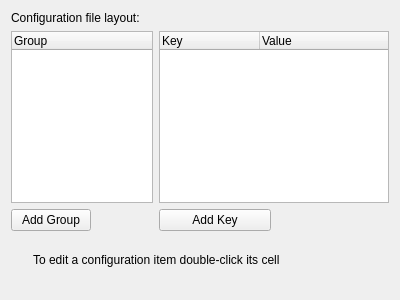
Old version of the form editors/kconfigxt/kconfigxteditor.ui in the repository KDE/plasma-sdk.
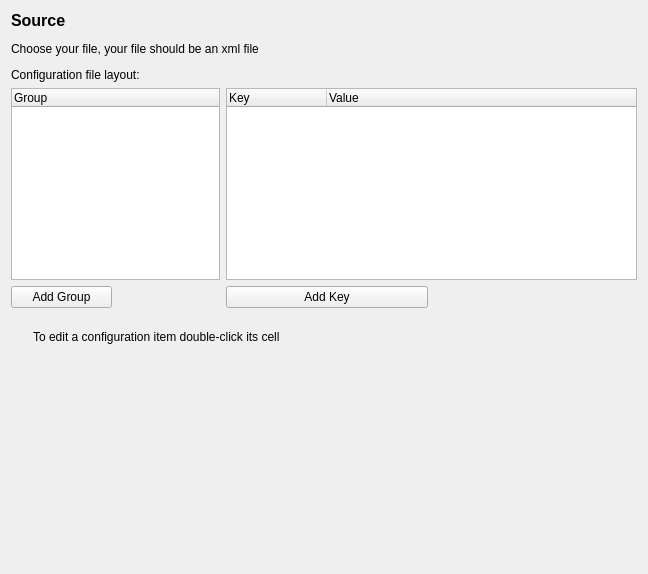
New version of the form. Custom widgets are drawn as their Qt base class.

```diff
--- a/editors/kconfigxt/kconfigxteditor.ui
+++ b/editors/kconfigxt/kconfigxteditor.ui
@@ -6,11 +6,35 @@
    <rect>
     <x>0</x>
     <y>0</y>
-    <width>400</width>
-    <height>300</height>
+    <width>648</width>
+    <height>574</height>
    </rect>
   </property>
   <layout class="QVBoxLayout" name="verticalLayout">
+   <item>
+    <layout class="QVBoxLayout" name="verticalLayout_3">
+     <item>
+      <widget class="QLabel" name="srcLabel1">
+       <property name="text">
+        <string>&lt;html&gt;&lt;head/&gt;&lt;body&gt;&lt;p&gt;&lt;span style=&quot; font-size:12pt; font-weight:600;&quot;&gt;Source&lt;/span&gt;&lt;/p&gt;&lt;/body&gt;&lt;/html&gt;</string>
+       </property>
+      </widget>
+     </item>
+     <item>
+      <widget class="KSeparator" name="srcSeparator"/>
+     </item>
+     <item>
+      <widget class="QLabel" name="srcLabel2">
+       <property name="text">
+        <string>&lt;html&gt;&lt;head/&gt;&lt;body&gt;&lt;p&gt;Choose your file, your file should be an xml file&lt;/p&gt;&lt;/body&gt;&lt;/html&gt;</string>
+       </property>
+      </widget>
+     </item>
+     <item>
+      <widget class="KUrlRequester" name="srcRequester"/>
+     </item>
+    </layout>
+   </item>
    <item>
     <widget class="QLabel" name="label">
      <property name="text">
@@ -165,11 +189,21 @@
   </layout>
  </widget>
  <customwidgets>
+  <customwidget>
+   <class>KSeparator</class>
+   <extends>QFrame</extends>
+   <header>kseparator.h</header>
+  </customwidget>
   <customwidget>
    <class>KPushButton</class>
    <extends>QPushButton</extends>
    <header>kpushbutton.h</header>
   </customwidget>
+  <customwidget>
+   <class>KUrlRequester</class>
+   <extends>QFrame</extends>
+   <header>kurlrequester.h</header>
+  </customwidget>
  </customwidgets>
  <resources/>
  <connections/>
```
Left out of the diff: 2 changed lines with no effect on the pictures.
